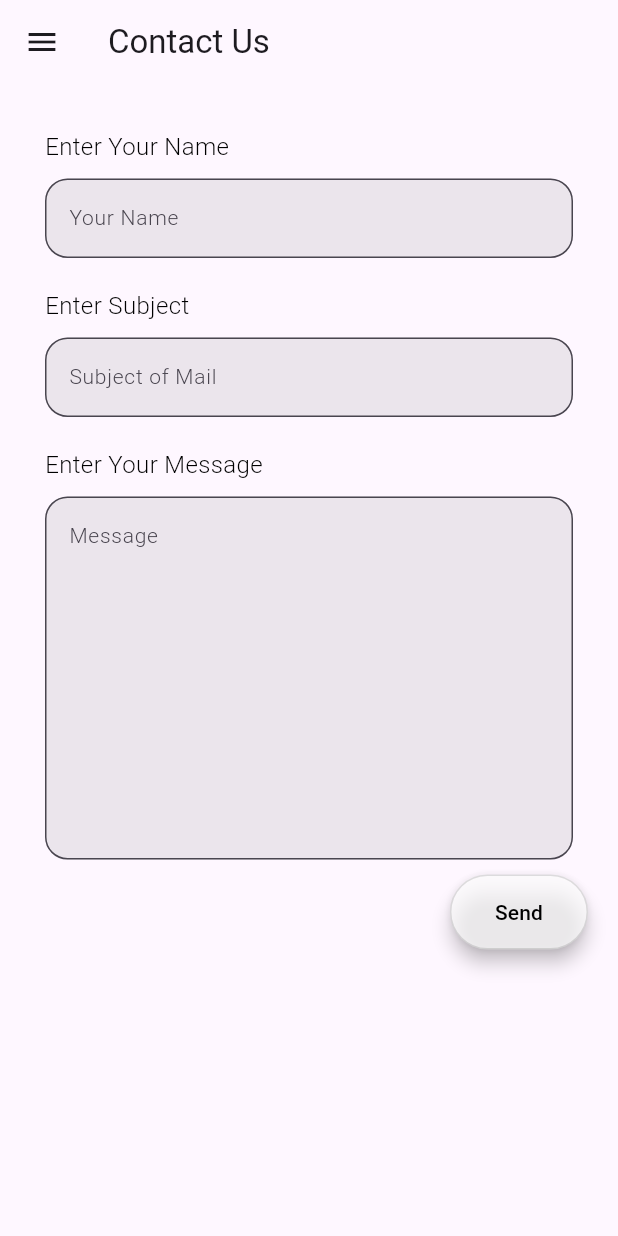
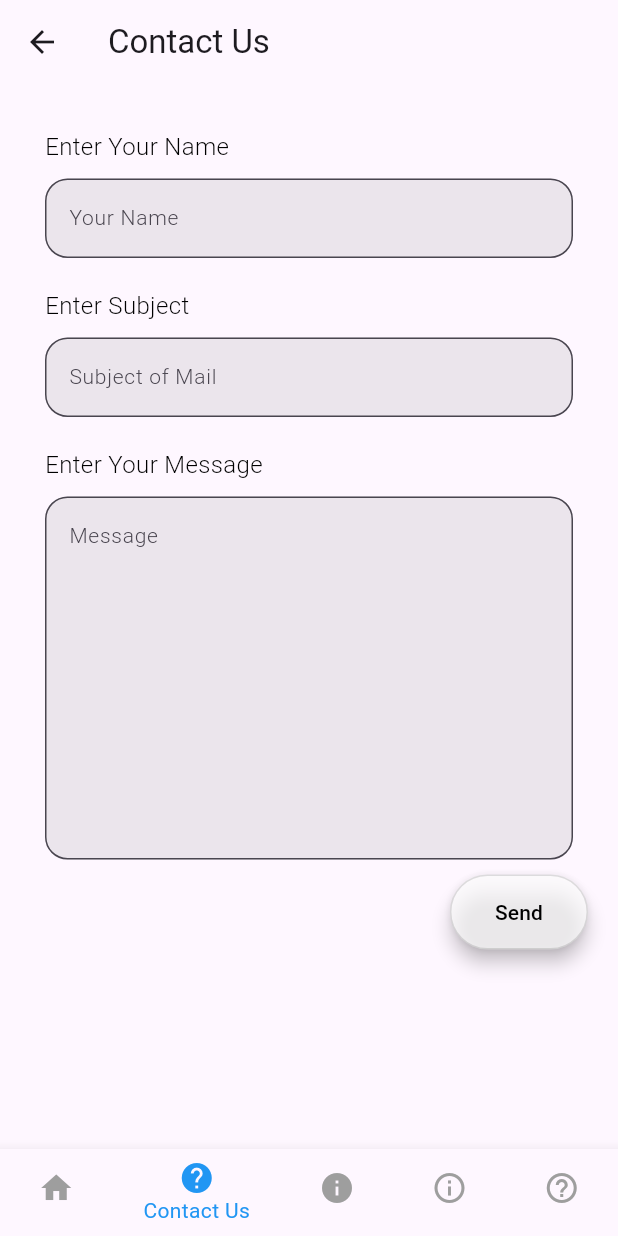
Before and after one commit to darshanvaru/Mood-Detector, a Flutter app: the ContactUs screen opened directly, on a phone screen of 412 x 824 dp. Run offline on Flutter 3.47's test engine with Material 3 defaults, Android fonts, the phone set to English and light mode, and no system bars; network calls fail.

Commit message:
Bottom nav bae

```diff
--- a/lib/Screens/ContactUs.dart
+++ b/lib/Screens/ContactUs.dart
@@ -3,7 +3,7 @@ import 'package:http/http.dart' as http; // For making HTTP requests
 import 'dart:convert'; // For JSON encoding
 import 'HomePage.dart';
 import '../Widgets/SuccessDialog.dart';
-import '../Widgets/AppDrawer.dart';
+import '../Widgets/AppBottomNavBar.dart';
 
 void main() {
   runApp(const MyApp());
@@ -114,7 +114,6 @@ class _ContactUsState extends State<ContactUs> {
       appBar: AppBar(
         title: const Text("Contact Us"),
       ),
-      drawer: AppDrawer(selectedIndex: _selectedIndex),
       body: GestureDetector(
         onTap: () {
           FocusScope.of(context).unfocus();
@@ -260,6 +259,7 @@ class _ContactUsState extends State<ContactUs> {
           ),
         ),
       ),
+      bottomNavigationBar: AppBottomNavBar(selectedIndex: _selectedIndex),
     );
   }
 }
--- a/lib/Screens/HomePage.dart
+++ b/lib/Screens/HomePage.dart
@@ -1,7 +1,7 @@
 // https://github.com/darshanvaru/Mood-Detector.git
 
 import 'package:flutter/material.dart';
-import '../Widgets/AppDrawer.dart';
+import '../Widgets/AppBottomNavBar.dart';
 import 'MainCamera.dart';
 
 class HomePage extends StatefulWidget {
@@ -27,7 +27,6 @@ class _HomePageState extends State<HomePage> {
       appBar: AppBar(
         title: const Text('Emotion Detection'),
       ),
-      drawer: AppDrawer(selectedIndex: _selectedIndex),
       body: Column(
         children: <Widget>[
           const SizedBox(height: 10),
@@ -85,6 +84,7 @@ class _HomePageState extends State<HomePage> {
           ),
         ],
       ),
+      bottomNavigationBar: AppBottomNavBar(selectedIndex: _selectedIndex),
     );
   }
 }
--- a/lib/Screens/MainCamera.dart
+++ b/lib/Screens/MainCamera.dart
@@ -20,9 +20,6 @@ class _MainCameraState extends State<MainCamera> {
   @override
   Widget build(BuildContext context) {
     return Scaffold(
-      appBar: AppBar(
-        title: const Text('MainCamera'),
-      ),
       body: Column(
         mainAxisAlignment: MainAxisAlignment.center,
         children: <Widget>[
--- /dev/null
+++ b/lib/Widgets/AppBottomNavBar.dart
@@ -0,0 +1,77 @@
+import 'package:flutter/material.dart';
+
+import '../screens/AboutApp.dart';
+import '../screens/AboutUs.dart';
+import '../screens/ContactUs.dart';
+import '../screens/Guide.dart';
+import '../screens/HomePage.dart';
+
+class AppBottomNavBar extends StatelessWidget {
+  final int selectedIndex;
+
+  const AppBottomNavBar({
+    Key? key,
+    required this.selectedIndex,
+  }) : super(key: key);
+
+  void _onItemTapped(BuildContext context, int index) {
+    Widget page;
+
+    switch (index) {
+      case 0:
+        page = const HomePage();
+        break;
+      case 1:
+        page = const ContactUs();
+        break;
+      case 2:
+        page = const AboutUs();
+        break;
+      case 3:
+        page = const AboutApp();
+        break;
+      case 4:
+        page = const Guide();
+        break;
+      default:
+        page = const Guide();
+    }
+
+    Navigator.pushReplacement(
+      context,
+      MaterialPageRoute(builder: (context) => page),
+    );
+  }
+
+  @override
+  Widget build(BuildContext context) {
+    return BottomNavigationBar(
+      currentIndex: selectedIndex,
+      onTap: (index) => _onItemTapped(context, index),
+      selectedItemColor: Colors.blue,
+      unselectedItemColor: Colors.grey,
+      items: const <BottomNavigationBarItem>[
+        BottomNavigationBarItem(
+          icon: Icon(Icons.home),
+          label: 'Home',
+        ),
+        BottomNavigationBarItem(
+          icon: Icon(Icons.help),
+          label: 'Contact Us',
+        ),
+        BottomNavigationBarItem(
+          icon: Icon(Icons.info),
+          label: 'About Us',
+        ),
+        BottomNavigationBarItem(
+          icon: Icon(Icons.info_outline),
+          label: 'About App',
+        ),
+        BottomNavigationBarItem(
+          icon: Icon(Icons.help_outline),
+          label: 'Guide',
+        ),
+      ],
+    );
+  }
+}
```
Also changed, not shown: lib/Screens/AboutApp.dart (+11 -36 lines), lib/Screens/AboutUs.dart (+11 -36 lines), lib/Screens/Guide.dart (+25 -36 lines), lib/Widgets/AppDrawer.dart (deleted, +0 -103 lines).
